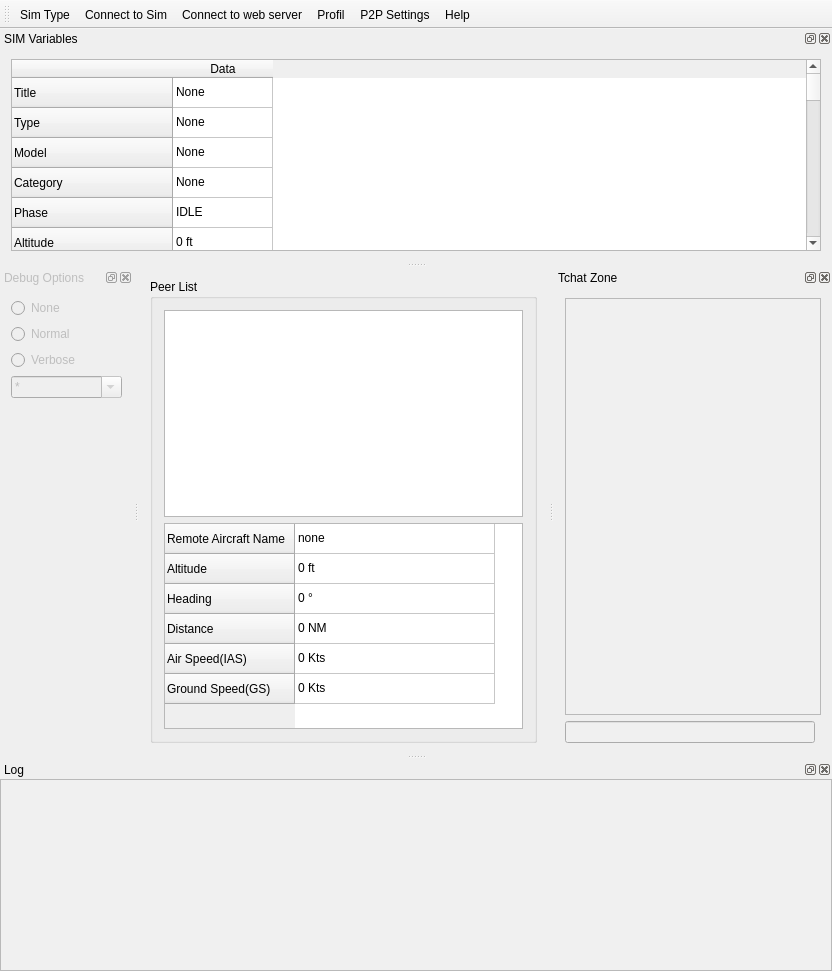
Old version of the form gui/mainwindow.ui in the repository Artemia76/ffs2play.
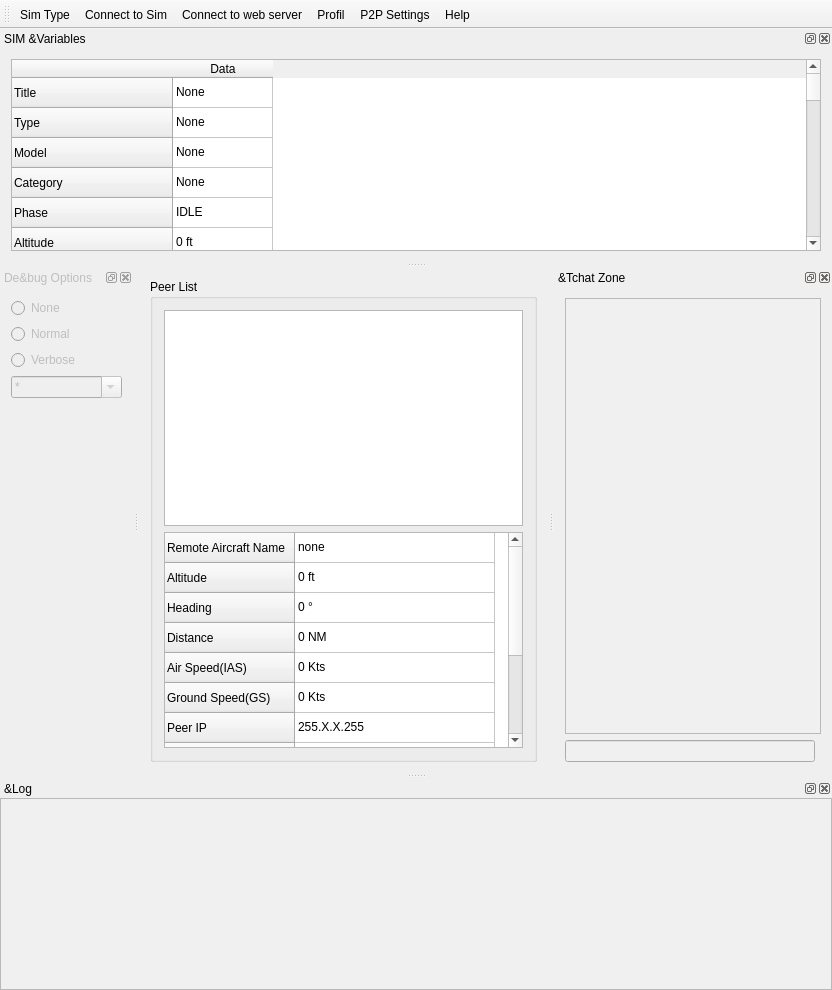
New version of the form. Icons and pictures are not drawn.

Commit message: Add Peer Connexion information for better troubleshooting

```diff
--- a/gui/mainwindow.ui
+++ b/gui/mainwindow.ui
@@ -7,7 +7,7 @@
     <x>0</x>
     <y>0</y>
     <width>832</width>
-    <height>971</height>
+    <height>990</height>
    </rect>
   </property>
   <property name="sizePolicy">
@@ -96,6 +96,36 @@
            <string>Ground Speed(GS)</string>
           </property>
          </row>
+         <row>
+          <property name="text">
+           <string>Peer IP</string>
+          </property>
+         </row>
+         <row>
+          <property name="text">
+           <string>Peer Port</string>
+          </property>
+         </row>
+         <row>
+          <property name="text">
+           <string>Ping</string>
+          </property>
+         </row>
+         <row>
+          <property name="text">
+           <string>RcvCnt</string>
+          </property>
+         </row>
+         <row>
+          <property name="text">
+           <string>SndCnt</string>
+          </property>
+         </row>
+         <row>
+          <property name="text">
+           <string/>
+          </property>
+         </row>
          <column>
           <property name="text">
            <string>Value</string>
@@ -131,6 +161,31 @@
            <string>0 Kts</string>
           </property>
          </item>
+         <item row="6" column="0">
+          <property name="text">
+           <string>255.X.X.255</string>
+          </property>
+         </item>
+         <item row="7" column="0">
+          <property name="text">
+           <string>57435</string>
+          </property>
+         </item>
+         <item row="8" column="0">
+          <property name="text">
+           <string>50 msec</string>
+          </property>
+         </item>
+         <item row="9" column="0">
+          <property name="text">
+           <string>0</string>
+          </property>
+         </item>
+         <item row="10" column="0">
+          <property name="text">
+           <string>0</string>
+          </property>
+         </item>
         </widget>
        </item>
       </layout>
@@ -169,7 +224,7 @@
   </widget>
   <widget class="QDockWidget" name="dwTchatZone">
    <property name="windowTitle">
-    <string>Tchat Zone</string>
+    <string>&amp;Tchat Zone</string>
    </property>
    <attribute name="dockWidgetArea">
     <number>2</number>
@@ -207,7 +262,7 @@
   </widget>
   <widget class="QDockWidget" name="dwSimVariable">
    <property name="windowTitle">
-    <string>SIM Variables</string>
+    <string>SIM &amp;Variables</string>
    </property>
    <attribute name="dockWidgetArea">
     <number>4</number>
@@ -856,7 +911,7 @@
     <bool>false</bool>
    </property>
    <property name="windowTitle">
-    <string>Log</string>
+    <string>&amp;Log</string>
    </property>
    <attribute name="dockWidgetArea">
     <number>8</number>
@@ -1008,7 +1063,7 @@
     <bool>false</bool>
    </property>
    <property name="windowTitle">
-    <string>Debug Options</string>
+    <string>De&amp;bug Options</string>
    </property>
    <attribute name="dockWidgetArea">
     <number>1</number>
```
The commit also changes 9 other files.
